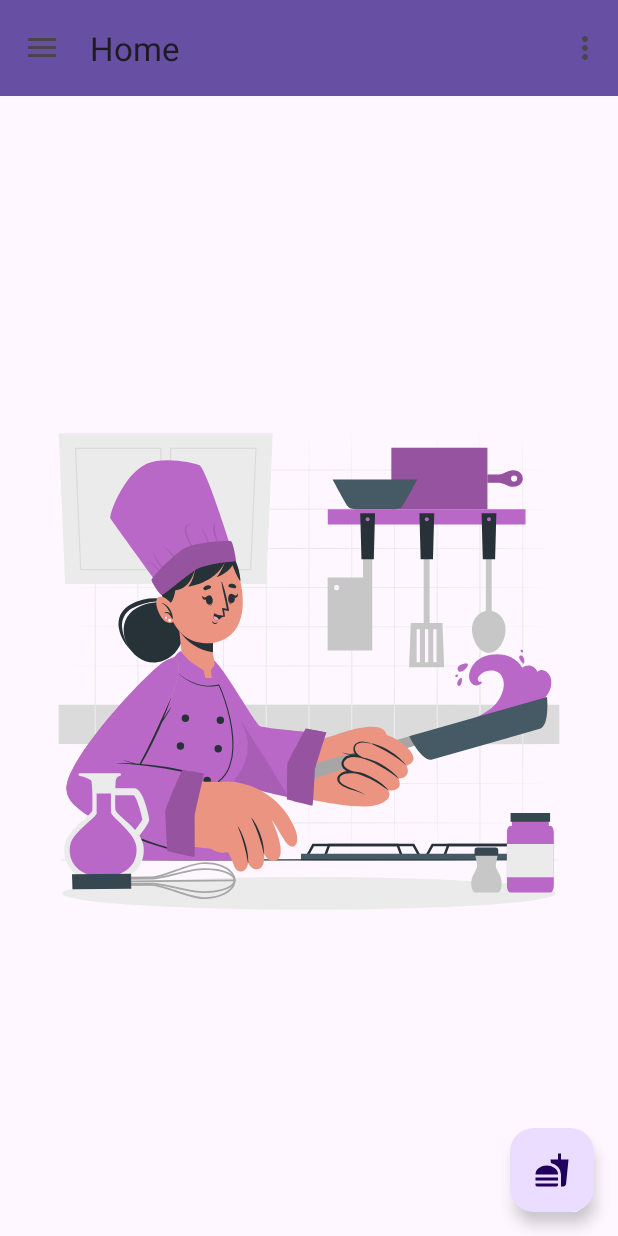
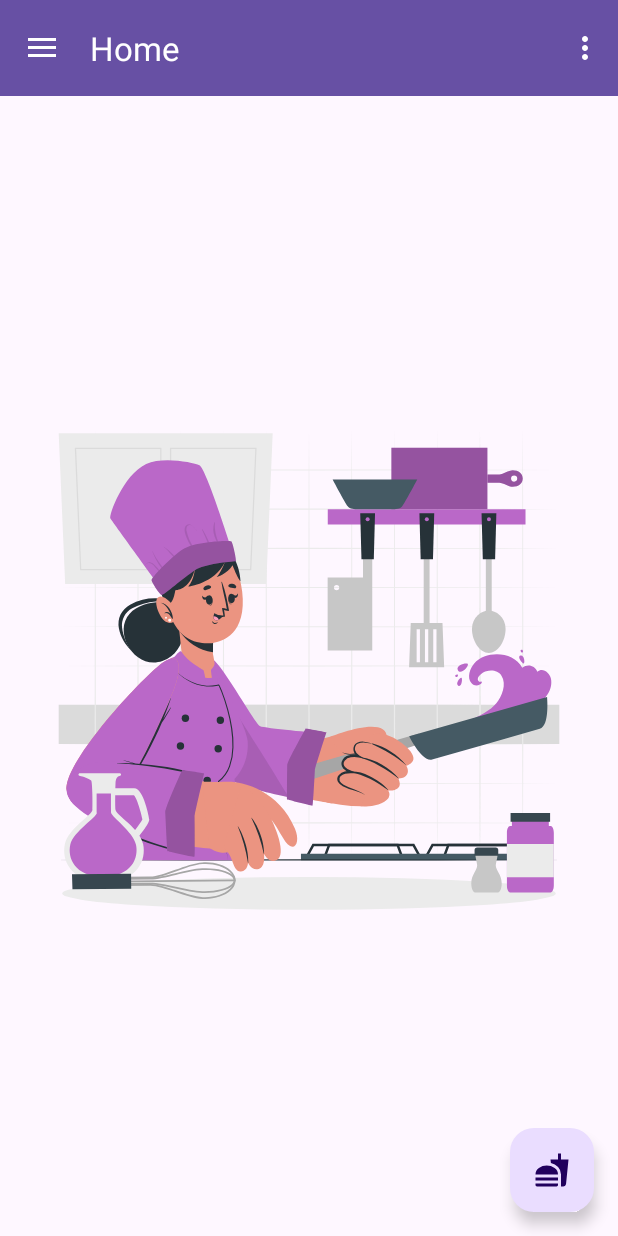
Before and after one commit to DioNando/recipe-app-android, an Android app: the MainActivity screen opened directly, with no data from a screen before it, on a phone screen of 412 x 824 dp. Run offline under Robolectric (Android 15) with nearby library versions, the phone set to English and light mode, and no system bars; our stand-ins replace navigation-ui.

Commit message:
hotfix(theme): revert theme.material3 to theme.RecipeApp on manifest

```diff
--- a/app/src/main/res/values-night/themes.xml
+++ b/app/src/main/res/values-night/themes.xml
@@ -4,4 +4,15 @@
         <!-- Customize your dark theme here. -->
         <!-- <item name="colorPrimary">@color/my_dark_primary</item> -->
     </style>
+
+    <style name="Theme.RecipeApp" parent="Base.Theme.RecipeApp" />
+
+    <style name="Theme.RecipeApp.NoActionBar">
+        <item name="windowActionBar">false</item>
+        <item name="windowNoTitle">true</item>
+    </style>
+
+    <style name="Theme.RecipeApp.AppBarOverlay" parent="ThemeOverlay.AppCompat.Dark.ActionBar" />
+
+    <style name="Theme.RecipeApp.PopupOverlay" parent="ThemeOverlay.AppCompat.Light" />
 </resources>
--- a/app/src/main/res/values/themes.xml
+++ b/app/src/main/res/values/themes.xml
@@ -8,4 +8,15 @@
         <item name="colorTertiary">@color/tertiary</item>
         <item name="colorAccent">@color/accent</item> -->
     </style>
+
+    <style name="Theme.RecipeApp" parent="Base.Theme.RecipeApp" />
+
+    <style name="Theme.RecipeApp.NoActionBar">
+        <item name="windowActionBar">false</item>
+        <item name="windowNoTitle">true</item>
+    </style>
+
+    <style name="Theme.RecipeApp.AppBarOverlay" parent="ThemeOverlay.AppCompat.Dark.ActionBar" />
+
+    <style name="Theme.RecipeApp.PopupOverlay" parent="ThemeOverlay.AppCompat.Light" />
 </resources>
```
